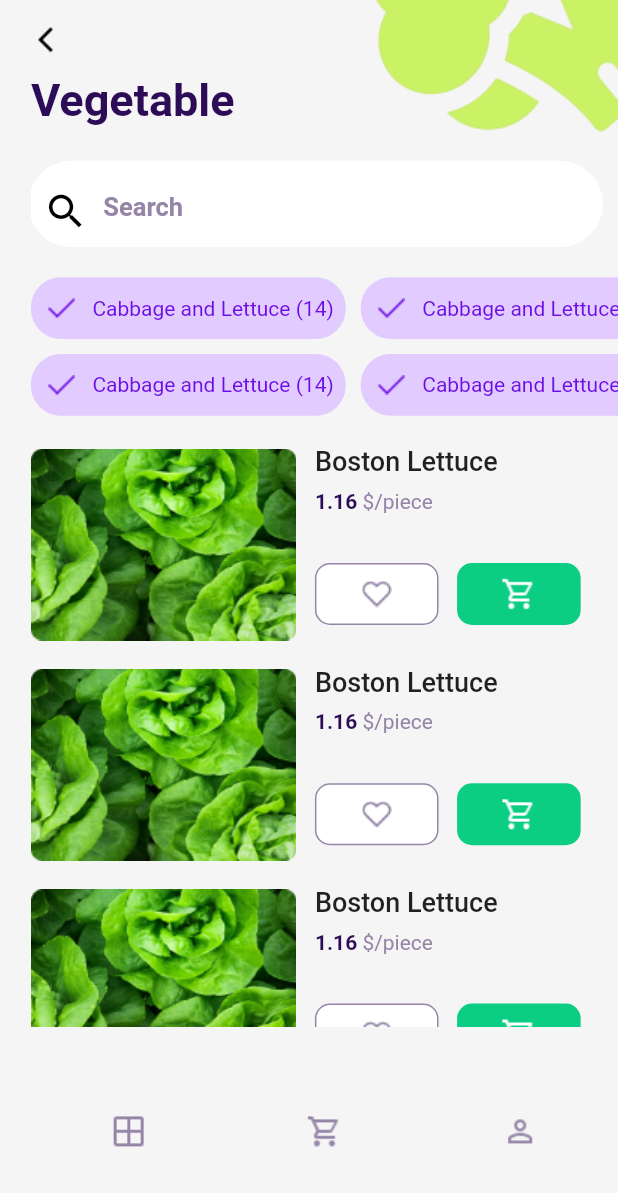
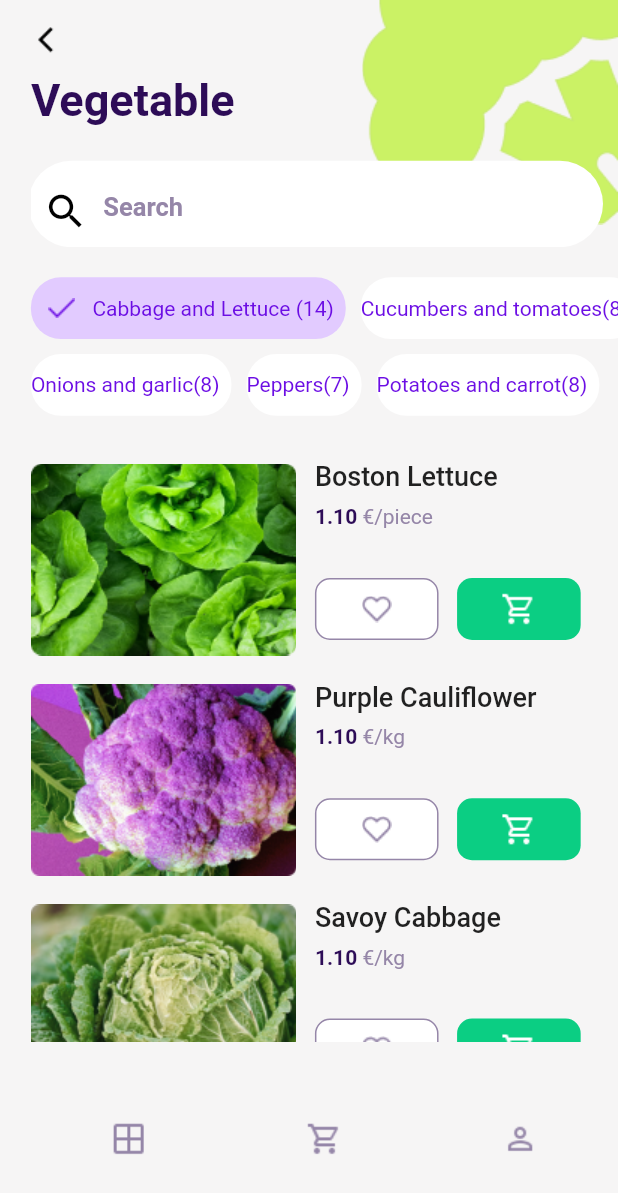
Before and after one commit to prakashmanbasnet/ui-Task1, a Flutter app: the screen it shows after launch, on a phone screen of 412 x 824 dp. Shown: the top 1193 px of the screen. Run offline on Flutter 3.47's test engine with Material 2 defaults, Android fonts, the phone set to English and light mode, and no system bars.

Commit message:
final-ui-complete-final-done

```diff
--- /dev/null
+++ b/lib/constant/constant.dart
@@ -0,0 +1,32 @@
+List<String> category1 = [
+  'Cucumbers and tomatoes(8)',
+  'Peppers(7)',
+  'Potatoes and carrot(8)'
+];
+
+List<String> category2 = [
+  'Onions and garlic(8)',
+  'Peppers(7)',
+  'Potatoes and carrot(8)'
+];
+
+List<Map<String, dynamic>> vegetableList = [
+  {
+    'name': 'Boston Lettuce',
+    'image': 'assets/BostonLettuce.png',
+    'price': '1.10',
+    'currency': ' \€/piece',
+  },
+  {
+    'name': 'Purple Cauliflower',
+    'image': 'assets/purpleCauli.png',
+    'price': '1.10',
+    'currency': ' \€/kg'
+  },
+  {
+    'name': 'Savoy Cabbage',
+    'image': 'assets/savoy.png',
+    'price': '1.10',
+    'currency': ' \€/kg'
+  }
+];
--- a/lib/main.dart
+++ b/lib/main.dart
@@ -1,5 +1,6 @@
 import 'package:flutter/material.dart';
-import 'package:myapp/method/categoryMethod.dart';
+import 'package:myapp/widget/categoryList1.dart';
+import 'package:myapp/widget/categoryList2.dart';
 import 'package:myapp/widget/vegetableList.dart';
 
 void main() {
@@ -49,12 +50,10 @@ class Myapp extends StatelessWidget {
                       ),
                     ),
                     Positioned(
-                      bottom: 0,
+                      bottom: 15,
                       right: 0,
                       child: Image.asset(
                         'assets/tree.png',
-                        height: deviceHeight * 0.40,
-                        width: deviceWidth * 0.40,
                       ),
                     ),
                     Positioned(
@@ -105,9 +104,54 @@ class Myapp extends StatelessWidget {
               SizedBox(
                 height: 20,
               ),
-              Category(deviceHeight, deviceWidth),
-              SizedBox(height: 10),
-              Category(deviceHeight, deviceWidth),
+              Row(
+                children: [
+                  Container(
+                    height: deviceHeight * 0.05,
+                    margin: EdgeInsets.only(right: 10),
+                    decoration: BoxDecoration(
+                      borderRadius: BorderRadius.circular(20),
+                      color: Color(0xffe2cbff),
+                    ),
+                    child: Row(
+                      children: [
+                        Padding(
+                          padding: const EdgeInsets.all(8.0),
+                          child: Image.asset(
+                            'assets/correct.png',
+                            height: 25,
+                            width: 25,
+                          ),
+                        ),
+                        Padding(
+                          padding: const EdgeInsets.only(right: 8),
+                          child: Text(
+                            'Cabbage and Lettuce (14)',
+                            style: TextStyle(
+                                color: Color(0xff6c0ee4), fontSize: 14),
+                          ),
+                        )
+                      ],
+                    ),
+                  ),
+                  Expanded(
+                    child: CategoryList1(
+                      deviceHeight: deviceHeight,
+                      deviceWidth: deviceWidth,
+                    ),
+                  ),
+                ],
+              ),
+              SizedBox(
+                height: 10,
+              ),
+              CategoryList2(
+                deviceHeight: deviceHeight,
+                deviceWidth: deviceWidth,
+              ),
+              SizedBox(
+                height: 10,
+              ),
               SizedBox(height: 20),
               VegetableList(
                   deviceHeight: deviceHeight, deviceWidth: deviceWidth),
--- a/lib/method/categoryMethod.dart
+++ /dev/null
@@ -1,40 +0,0 @@
-import 'package:flutter/foundation.dart';
-
-import 'package:flutter/material.dart';
-
-Container Category(double deviceHeight, double deviceWidth) {
-  return Container(
-    height: deviceHeight * 0.05,
-    width: deviceWidth,
-    child: ListView.builder(
-        scrollDirection: Axis.horizontal,
-        itemCount: 5,
-        itemBuilder: (context, index) {
-          return Container(
-            margin: EdgeInsets.only(right: 10),
-            decoration: BoxDecoration(
-                borderRadius: BorderRadius.circular(20),
-                color: Color(0xffe2cbff)),
-            child: Row(
-              children: [
-                Padding(
-                  padding: const EdgeInsets.all(8.0),
-                  child: Image.asset(
-                    'assets/correct.png',
-                    height: 25,
-                    width: 25,
-                  ),
-                ),
-                Padding(
-                  padding: const EdgeInsets.only(right: 8),
-                  child: Text(
-                    'Cabbage and Lettuce (14)',
-                    style: TextStyle(color: Color(0xff6c0ee4), fontSize: 14),
-                  ),
-                )
-              ],
-            ),
-          );
-        }),
-  );
-}
--- /dev/null
+++ b/lib/widget/categoryList1.dart
@@ -0,0 +1,40 @@
+import 'package:flutter/material.dart';
+import 'package:myapp/constant/constant.dart';
+
+class CategoryList1 extends StatelessWidget {
+  const CategoryList1({
+    Key? key,
+    required this.deviceHeight,
+    required this.deviceWidth,
+  }) : super(key: key);
+
+  final double deviceHeight;
+  final double deviceWidth;
+
+  @override
+  Widget build(BuildContext context) {
+    return Container(
+      height: deviceHeight * 0.05,
+      width: deviceWidth,
+      child: ListView.builder(
+          scrollDirection: Axis.horizontal,
+          itemCount: category1.length,
+          itemBuilder: (context, index) {
+            return Container(
+                margin: EdgeInsets.only(right: 10),
+                decoration: BoxDecoration(
+                    borderRadius: BorderRadius.circular(20),
+                    color: Colors.white),
+                child: Padding(
+                  padding: const EdgeInsets.only(right: 8),
+                  child: Center(
+                    child: Text(
+                      category1[index],
+                      style: TextStyle(color: Color(0xff6c0ee4), fontSize: 14),
+                    ),
+                  ),
+                ));
+          }),
+    );
+  }
+}
--- /dev/null
+++ b/lib/widget/categoryList2.dart
@@ -0,0 +1,40 @@
+import 'package:flutter/material.dart';
+import 'package:myapp/constant/constant.dart';
+
+class CategoryList2 extends StatelessWidget {
+  const CategoryList2({
+    Key? key,
+    required this.deviceHeight,
+    required this.deviceWidth,
+  }) : super(key: key);
+
+  final double deviceHeight;
+  final double deviceWidth;
+
+  @override
+  Widget build(BuildContext context) {
+    return Container(
+      height: deviceHeight * 0.05,
+      width: deviceWidth,
+      child: ListView.builder(
+          scrollDirection: Axis.horizontal,
+          itemCount: category2.length,
+          itemBuilder: (context, index) {
+            return Container(
+                margin: EdgeInsets.only(right: 10),
+                decoration: BoxDecoration(
+                    borderRadius: BorderRadius.circular(20),
+                    color: Colors.white),
+                child: Padding(
+                  padding: const EdgeInsets.only(right: 8),
+                  child: Center(
+                    child: Text(
+                      category2[index],
+                      style: TextStyle(color: Color(0xff6c0ee4), fontSize: 14),
+                    ),
+                  ),
+                ));
+          }),
+    );
+  }
+}
--- a/lib/widget/vegetableList.dart
+++ b/lib/widget/vegetableList.dart
@@ -1,4 +1,5 @@
 import 'package:flutter/material.dart';
+import 'package:myapp/constant/constant.dart';
 
 class VegetableList extends StatelessWidget {
   const VegetableList({
@@ -16,7 +17,7 @@ class VegetableList extends StatelessWidget {
       height: deviceHeight * 0.47,
       width: deviceWidth,
       child: ListView.builder(
-          itemCount: 4,
+          itemCount: vegetableList.length,
           itemBuilder: (context, index) {
             return Container(
               margin: EdgeInsets.only(bottom: 15),
@@ -27,7 +28,7 @@ class VegetableList extends StatelessWidget {
                   Align(
                     alignment: Alignment.centerLeft,
                     child: Image.asset(
-                      'assets/BostonLettuce.png',
+                      vegetableList[index]['image'],
                     ),
                   ),
                   SizedBox(
@@ -39,7 +40,7 @@ class VegetableList extends StatelessWidget {
                       Align(
                           alignment: Alignment.centerLeft,
                           child: Text(
-                            'Boston Lettuce',
+                            vegetableList[index]['name'],
                             style: TextStyle(
                                 fontSize: 18, fontWeight: FontWeight.w500),
                           )),
@@ -51,13 +52,13 @@ class VegetableList extends StatelessWidget {
                         child: RichText(
                           text: TextSpan(children: [
                             TextSpan(
-                              text: '1.16',
+                              text: vegetableList[index]['price'],
                               style: TextStyle(
                                   color: Color(0xff2d0c57),
-                                  fontWeight: FontWeight.bold),
+                                  fontWeight: FontWeight.w700),
                             ),
                             TextSpan(
-                                text: ' \$/piece',
+                                text: vegetableList[index]['currency'],
                                 style: TextStyle(color: Color(0xff9586a8)))
                           ]),
                         ),
```
